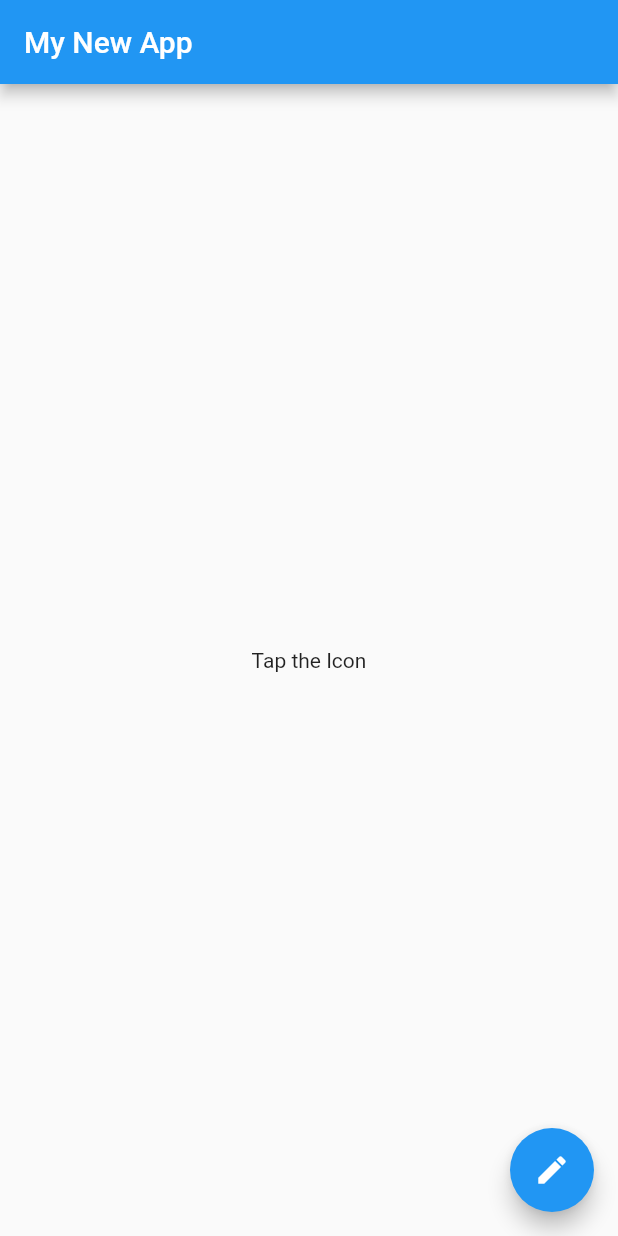
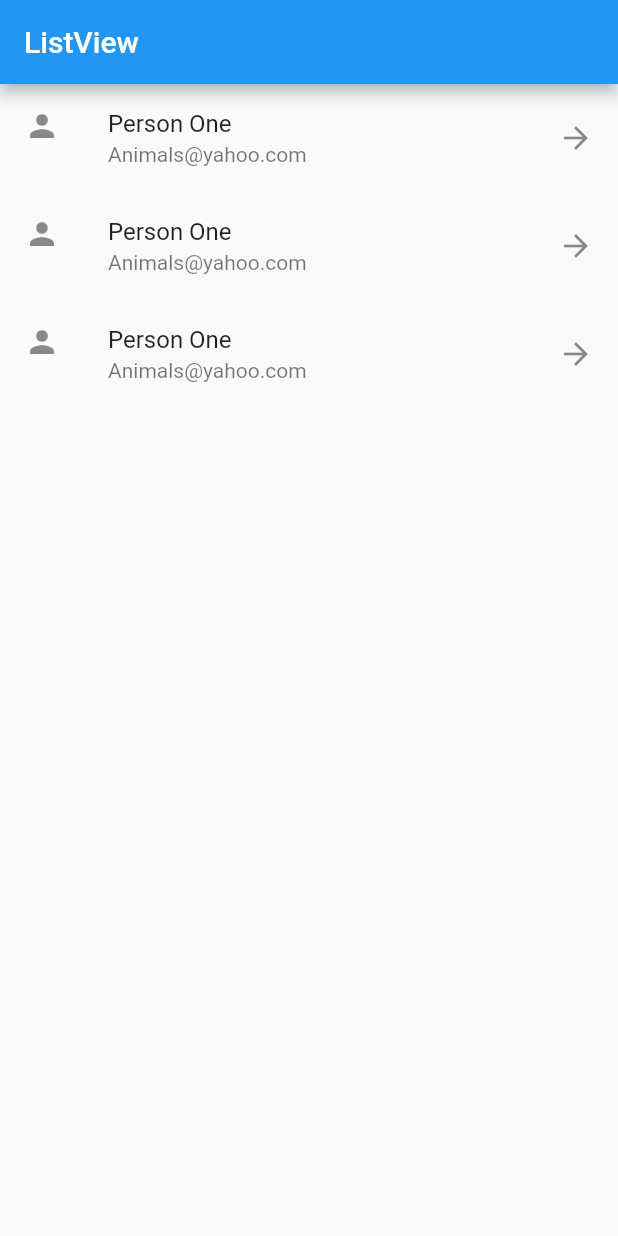
Before and after one commit to CaptainStorm21/flutter_todo_list, a Flutter app: the screen it shows after launch, on a phone screen of 412 x 824 dp. Run offline on Flutter 3.47's test engine with Material 2 defaults, Android fonts, the phone set to English and light mode, and no system bars.

Commit message:
68 ListView part1

```diff
--- a/lib/main.dart
+++ b/lib/main.dart
@@ -1,75 +1,36 @@
 import 'package:flutter/material.dart';
 
-void main() => runApp(MyDialog());
+void main() => runApp(MyListView());
 
-class MyDialog extends StatelessWidget {
+class MyListView extends StatelessWidget {
   @override
   Widget build(BuildContext context) {
-    return MaterialApp(title: 'Dialog demo', home: MyHomePage());
-  }
-}
-
-class MyHomePage extends StatefulWidget {
-  @override
-  _MyHomePageState createState() => _MyHomePageState();
-}
-
-class _MyHomePageState extends State<MyHomePage> {
-  // initial var - string
-  String _inputText = '';
-  // void show input dialog -- alertbox
-  void _showInputDialog() {
-    showDialog(
-        context: context,
-        builder: (BuildContext context) {
-          TextEditingController controller = TextEditingController();
-          return AlertDialog(
-            title: Text("Enter some text"),
-            content: TextField(
-              controller: controller,
-              decoration: InputDecoration(hintText: 'Enter some text'),
+    return MaterialApp(
+      home: Scaffold(
+          appBar: AppBar(title: Text('ListView')),
+          body: ListView(children: [
+            ListTile(
+              leading: Icon(Icons.person),
+              title: Text('Person One'),
+              subtitle: Text('Animals@yahoo.com'),
+              trailing: Icon(Icons.arrow_forward),
+              onTap: () => print('hellow world'),
             ),
-            actions: <Widget>[
-              TextButton(
-                child: Text('Cancel'),
-                onPressed: () {
-                  Navigator.of(context).pop();
-                },
-              ),
-              TextButton(
-                child: Text('Save'),
-                onPressed: () {
-                  setState(() {
-                    _inputText = controller.text;
-                  });
-                  Navigator.of(context).pop();
-                },
-              )
-            ],
-          );
-        });
-  }
-
-// Return Scaffold
-// appBr body update State text - Icon
-  @override
-  Widget build(BuildContext context) {
-    return Scaffold(
-      appBar: AppBar(title: Text('My New App')),
-      body: Center(
-        child: Text(
-            // result = textCondition ? truevalue : falsevalue
-            _inputText.isEmpty ? 'Tap the Icon' : '$_inputText'),
-      ),
-      floatingActionButton: FloatingActionButton(
-        onPressed: _showInputDialog,
-        child: Icon(Icons.edit),
-      ),
+                        ListTile(
+              leading: Icon(Icons.person),
+              title: Text('Person One'),
+              subtitle: Text('Animals@yahoo.com'),
+              trailing: Icon(Icons.arrow_forward),
+              onTap: () => print('hellow world'),
+            ),
+                        ListTile(
+              leading: Icon(Icons.person),
+              title: Text('Person One'),
+              subtitle: Text('Animals@yahoo.com'),
+              trailing: Icon(Icons.arrow_forward),
+              onTap: () => print('hellow world'),
+            ),
+          ])),
     );
   }
 }
-
-// _input text empty or not  == '' .isEmpty
-// if .isEmpty is true the "tap the icon to enter text"
-//ellse "you entered $_inputtext"
-// result = textCondition ? truevalue : falsevalue
```
